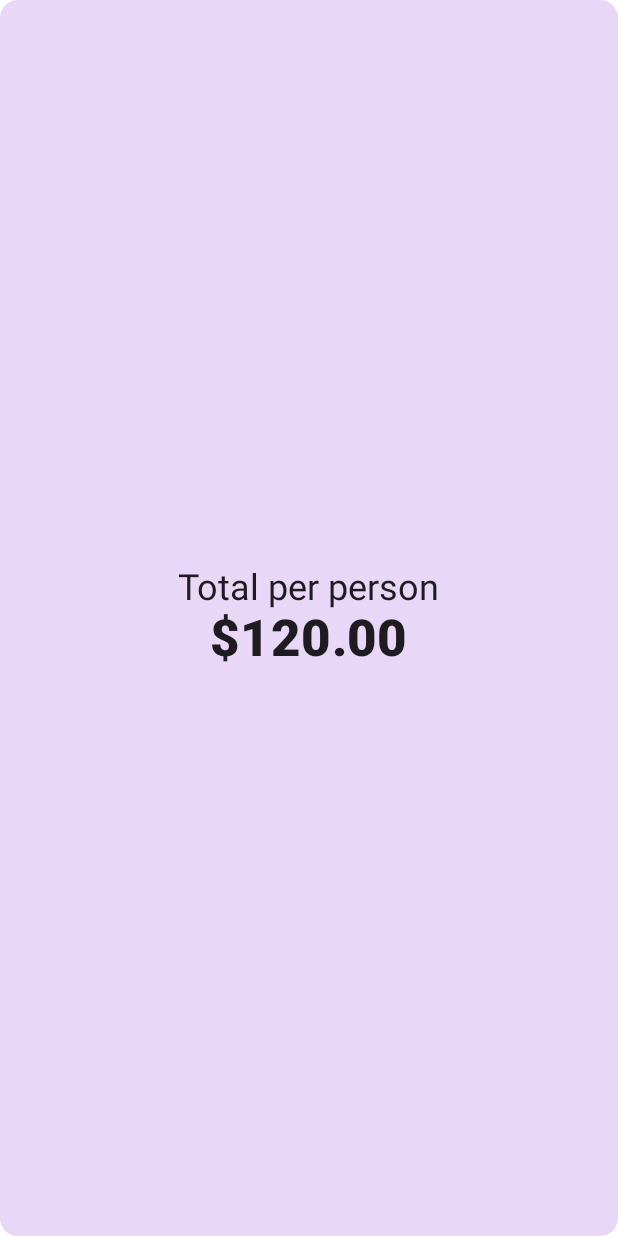
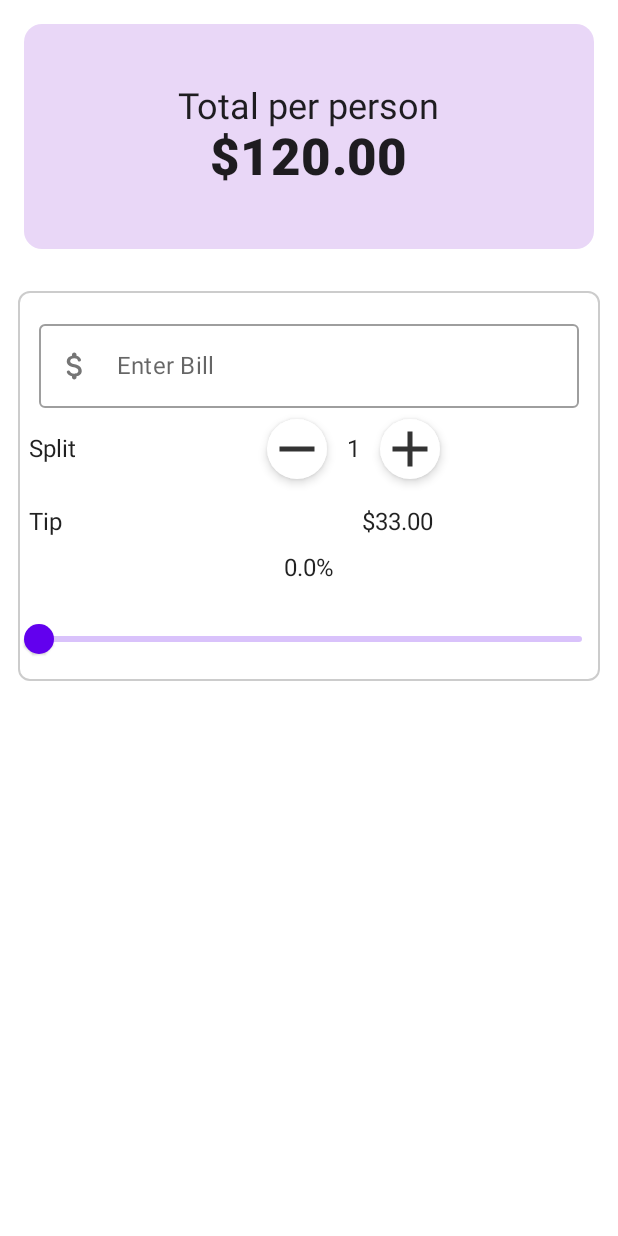
Before and after one commit to alinbabu2010/JetTipApp, an Android app built with Jetpack Compose: the screen it shows after launch (MainActivity), on a phone screen of 412 x 824 dp. Run offline under Robolectric (Android 15) with nearby library versions, the phone set to English and light mode, and no system bars.

Commit message:
Add main content view to root view and modify padding for topHeader view

```diff
--- a/app/src/main/java/com/jetpack/tip/MainActivity.kt
+++ b/app/src/main/java/com/jetpack/tip/MainActivity.kt
@@ -35,6 +35,7 @@ import com.jetpack.tip.ui.theme.JetTipAppTheme
 import com.jetpack.tip.ui.theme.Purple100
 import com.jetpack.tip.widgets.RoundIconButton
 
+@ExperimentalComposeUiApi
 class MainActivity : ComponentActivity() {
     override fun onCreate(savedInstanceState: Bundle?) {
         super.onCreate(savedInstanceState)
@@ -44,11 +45,15 @@ class MainActivity : ComponentActivity() {
     }
 }
 
-//@Preview(showBackground = true)
+@Preview(showBackground = true)
+@ExperimentalComposeUiApi
 @Composable
 fun RootView() {
     ContentView {
-        TopHeader()
+        Column() {
+            TopHeader()
+            MainContent()
+        }
     }
 }
 
@@ -71,6 +76,7 @@ fun TopHeader(totalPerPerson: Double = 120.00) {
     Surface(
         modifier = Modifier
             .fillMaxWidth()
+            .padding(16.dp)
             .height(150.dp)
             .clip(RoundedCornerShape(corner = CornerSize(12.dp))),
         color = Purple100
@@ -96,7 +102,7 @@ fun TopHeader(totalPerPerson: Double = 120.00) {
 
 
 @ExperimentalComposeUiApi
-@Preview
+//@Preview
 @Composable
 fun MainContent() {
     BillForm {
@@ -116,7 +122,7 @@ fun BillForm(onValChange: (String) -> Unit) {
     val keyboardController = LocalSoftwareKeyboardController.current
     Surface(
         modifier = Modifier
-            .padding(2.dp)
+            .padding(12.dp)
             .fillMaxWidth(),
         shape = RoundedCornerShape(8.dp),
         border = BorderStroke(width = 1.dp, color = Color.LightGray)
```
